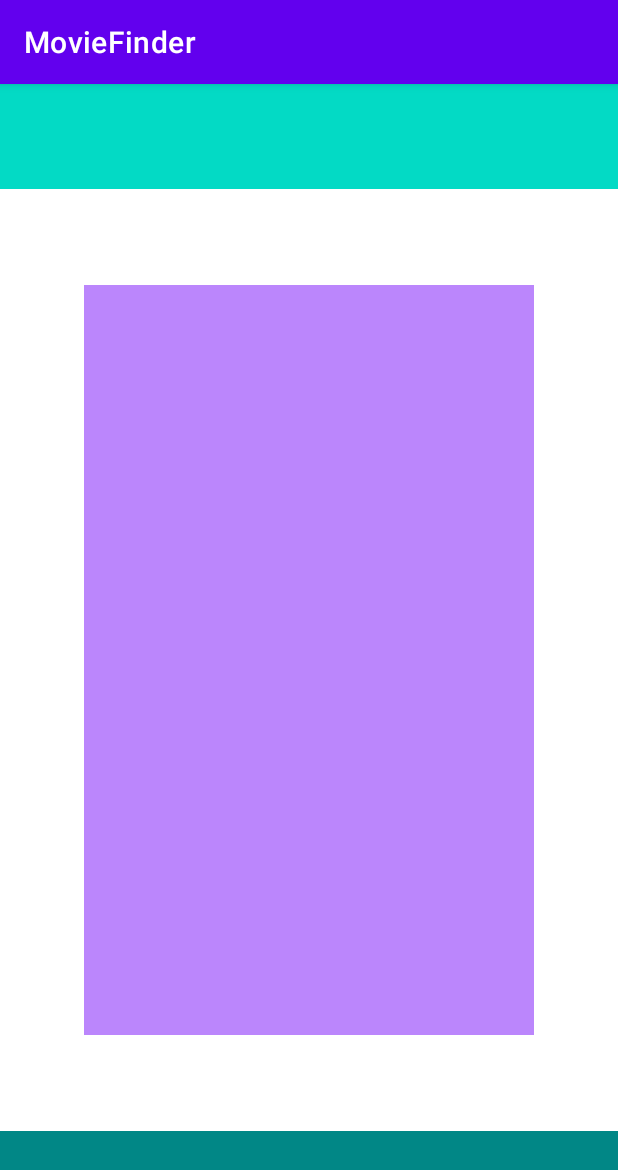
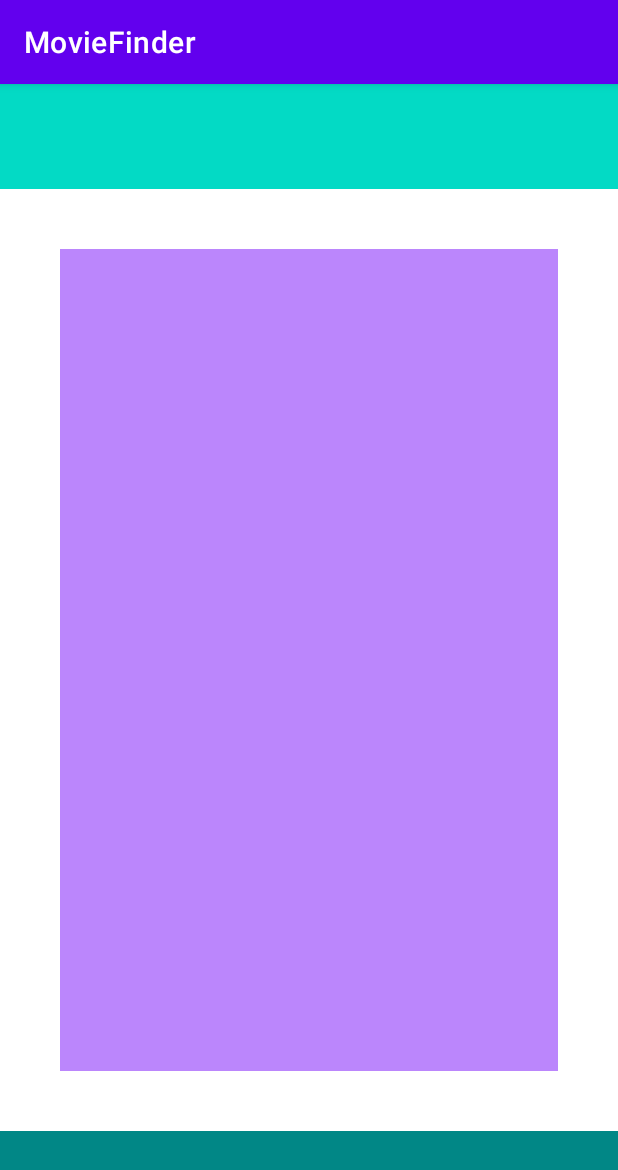
Before and after one commit to Seraf1n/MovieFinder, an Android app: the screen it shows after launch (MainActivity), on a phone screen of 412 x 824 dp. Shown: the top 1170 px of the screen. Run offline under Robolectric (Android 15) with nearby library versions, the light colour scheme and no system bars.

Commit message:
made it rubber

```diff
--- a/app/src/main/res/layout/activity_main.xml
+++ b/app/src/main/res/layout/activity_main.xml
@@ -8,8 +8,9 @@
 
     <LinearLayout
         android:id="@+id/content"
-        android:layout_width="300dp"
-        android:layout_height="500dp"
+        android:layout_width="0dp"
+        android:layout_height="0dp"
+        android:layout_margin="40dp"
         android:background="@color/purple_200"
         android:orientation="vertical"
         app:layout_constraintBottom_toTopOf="@+id/bottomMenu"
```
